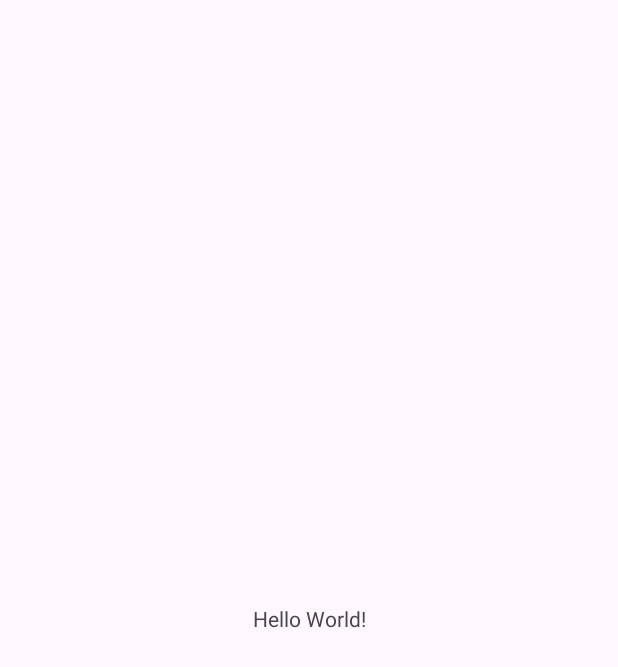
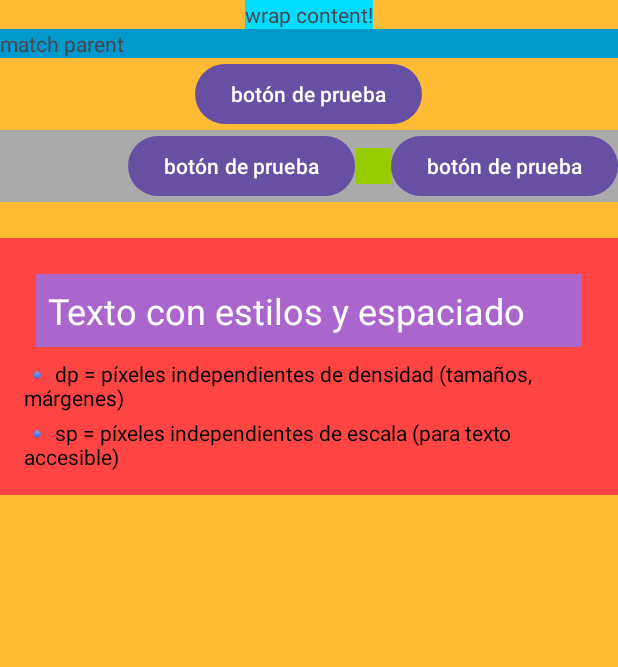
Before and after one commit to EdwardNavarroAs/Kotlin, an Android app: the screen it shows after launch (MainActivity), on a phone screen of 412 x 824 dp. Before the commit the part shown is almost empty. Shown: the top 667 px of the screen. Run offline under Robolectric (Android 15) with nearby library versions, the phone set to English and light mode, and no system bars.

Commit message:
Capitulo 1 Conceptos de XML: Fundamentos de interfaces

```diff
--- a/01_xml_basico/app/src/main/res/layout/activity_main.xml
+++ b/01_xml_basico/app/src/main/res/layout/activity_main.xml
@@ -1,19 +1,154 @@
 <?xml version="1.0" encoding="utf-8"?>
-<androidx.constraintlayout.widget.ConstraintLayout xmlns:android="http://schemas.android.com/apk/res/android"
-    xmlns:app="http://schemas.android.com/apk/res-auto"
+<!--
+────────────────────────────────────────────────────────────
+🧠 CAPÍTULO 1: Fundamentos de Interfaces en XML - Android
+────────────────────────────────────────────────────────────
+
+Este archivo muestra los elementos fundamentales para crear interfaces en Android usando XML.
+
+📌 CONCEPTOS CLAVE
+
+1. LinearLayout:
+   - Es un contenedor que organiza los elementos (hijos) en una sola dirección: vertical u horizontal.
+   - El orden de los elementos importa.
+   - Atributo clave: android:orientation="vertical" o "horizontal".
+
+2. wrap_content vs match_parent:
+   - wrap_content → el tamaño se ajusta al contenido del elemento.
+   - match_parent → el elemento ocupa todo el espacio disponible de su contenedor.
+
+3. dp (density-independent pixels):
+   - Unidad usada para márgenes, padding, tamaños.
+   - Se adapta automáticamente a distintas densidades de pantalla.
+
+4. sp (scale-independent pixels):
+   - Unidad para tamaños de texto. Similar a dp, pero respeta las configuraciones de accesibilidad del usuario.
+
+5. padding vs margin:
+   - padding → espacio INTERNO entre el contenido y el borde del elemento.
+   - margin → espacio EXTERNO entre un elemento y los que lo rodean.
+
+6. gravity vs layout_gravity:
+   - gravity → alinea el contenido DENTRO del elemento (como centrar texto dentro de un botón).
+   - layout_gravity → alinea el elemento RESPECTO a su contenedor.
+
+7. tools:context:
+   - Es un atributo de diseño usado solo por Android Studio.
+   - No afecta el comportamiento en tiempo de ejecución, pero ayuda a previsualizar la actividad correcta.
+
+8. View vacía:
+   - La etiqueta <View> sin contenido puede usarse como separador visual, caja de color, espaciador, etc.
+
+────────────────────────────────────────────────────────────
+👉 A continuación, se presentan ejemplos prácticos con estos conceptos.
+-->
+
+<LinearLayout xmlns:android="http://schemas.android.com/apk/res/android"
     xmlns:tools="http://schemas.android.com/tools"
     android:id="@+id/main"
     android:layout_width="match_parent"
     android:layout_height="match_parent"
+    android:orientation="vertical"
+    android:gravity="center_horizontal"
+    android:padding="16dp"
+    android:background="@android:color/holo_orange_light"
     tools:context=".MainActivity">
 
+    <!--
+    TextView con wrap_content
+    - wrap_content: se adapta al texto.
+    - Fondo azul claro para diferenciar.
+    -->
     <TextView
         android:layout_width="wrap_content"
         android:layout_height="wrap_content"
-        android:text="Hello World!"
-        app:layout_constraintBottom_toBottomOf="parent"
-        app:layout_constraintEnd_toEndOf="parent"
-        app:layout_constraintStart_toStartOf="parent"
-        app:layout_constraintTop_toTopOf="parent" />
+        android:background="@android:color/holo_blue_bright"
+        android:text="wrap content!" />
 
-</androidx.constraintlayout.widget.ConstraintLayout>
+    <!--
+    TextView con match_parent
+    - Ocupa todo el ancho disponible.
+    -->
+    <TextView
+        android:layout_width="match_parent"
+        android:layout_height="wrap_content"
+        android:background="@android:color/holo_blue_dark"
+        android:text="match parent" />
+
+    <!--
+    Botón básico
+    - Se ajusta al tamaño de su contenido.
+    -->
+    <Button
+        android:layout_width="wrap_content"
+        android:layout_height="wrap_content"
+        android:text="botón de prueba" />
+
+    <!--
+    LinearLayout horizontal (anidado)
+    - Organiza elementos en fila.
+    - gravity="end|center_vertical" → contenido alineado a la derecha y centrado verticalmente.
+    -->
+    <LinearLayout
+        android:layout_width="match_parent"
+        android:layout_height="wrap_content"
+        android:background="@android:color/darker_gray"
+        android:orientation="horizontal"
+        android:gravity="end|center_vertical">
+
+        <Button
+            android:layout_width="wrap_content"
+            android:layout_height="wrap_content"
+            android:text="botón de prueba" />
+
+        <!-- View vacía usada como cuadro visual -->
+        <View
+            android:layout_width="24dp"
+            android:layout_height="24dp"
+            android:background="@android:color/holo_green_light" />
+
+        <Button
+            android:layout_width="wrap_content"
+            android:layout_height="wrap_content"
+            android:text="botón de prueba" />
+    </LinearLayout>
+
+    <!--
+    Segundo bloque: demostración de padding, margin, textSize y textColor.
+    - Se muestran también textos explicativos en pantalla.
+    -->
+    <LinearLayout
+        android:layout_width="match_parent"
+        android:layout_height="wrap_content"
+        android:orientation="vertical"
+        android:padding="16dp"
+        android:layout_marginTop="24dp"
+        android:background="@android:color/holo_red_light">
+
+        <TextView
+            android:layout_width="match_parent"
+            android:layout_height="wrap_content"
+            android:text="Texto con estilos y espaciado"
+            android:padding="8dp"
+            android:layout_margin="8dp"
+            android:textSize="24sp"
+            android:textColor="@android:color/white"
+            android:background="@android:color/holo_purple" />
+
+        <TextView
+            android:layout_width="match_parent"
+            android:layout_height="wrap_content"
+            android:text="🔹 dp = píxeles independientes de densidad (tamaños, márgenes)"
+            android:textSize="14sp"
+            android:textColor="@android:color/black"
+            android:layout_marginBottom="4dp" />
+
+        <TextView
+            android:layout_width="match_parent"
+            android:layout_height="wrap_content"
+            android:text="🔹 sp = píxeles independientes de escala (para texto accesible)"
+            android:textSize="14sp"
+            android:textColor="@android:color/black" />
+    </LinearLayout>
+
+</LinearLayout>
```
